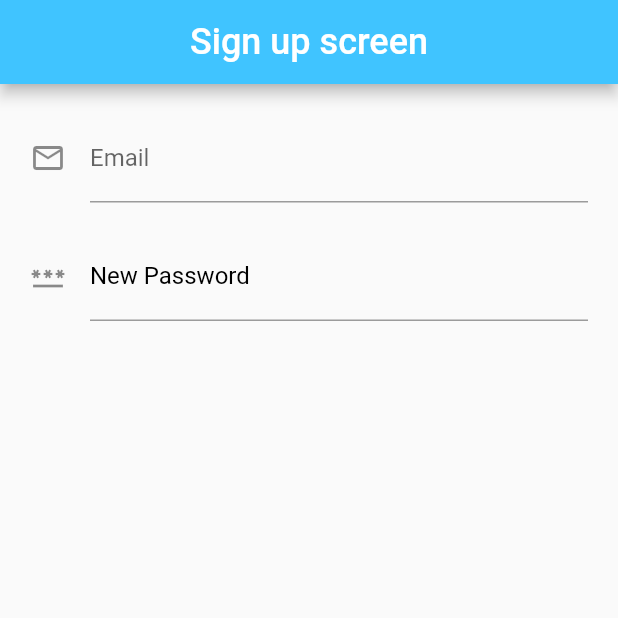
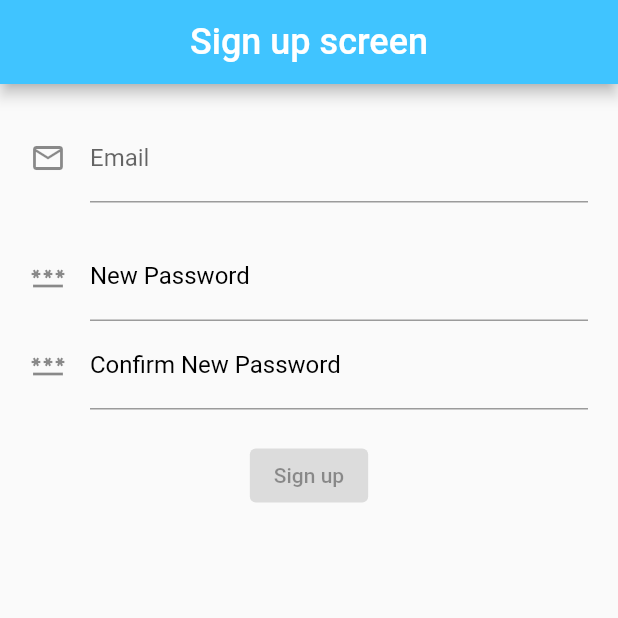
Before and after one commit to sahilsalaria811/signup, a Flutter app: the screen it shows after launch, on a phone screen of 412 x 824 dp, the top half of it. Run offline on Flutter 3.47's test engine with Material 2 defaults, Android fonts, the phone set to English and light mode, and no system bars.

Commit message:
Sahil new fields added

```diff
--- a/lib/main.dart
+++ b/lib/main.dart
@@ -1,4 +1,5 @@
 import 'package:flutter/cupertino.dart';
+import 'package:flutter/gestures.dart';
 import 'package:flutter/material.dart';
 import 'package:nee/main.dart';
 
@@ -44,30 +45,34 @@ class _SahilState extends State<Sahil> {
                   decoration: const InputDecoration(
                       icon: Icon(Icons.email_outlined),
                       hintText: 'Email Address',
-              labelText: 'Email'
+                      labelText: 'Email'),
+                ),
+                SizedBox(height: 20),
+                TextFormField(
+                  decoration: const InputDecoration(
+                      icon: Icon(Icons.password_outlined),
+                      hintText: 'New Password',
+                      labelText: 'New Password',
+                      labelStyle: TextStyle(color: Colors.black)),
+                ),
+                TextFormField(
+                  decoration: const InputDecoration(
+                      icon: Icon(Icons.password_outlined),
+                      hintText: 'Confirm New Password',
+                      labelText: 'Confirm New Password',
+                      labelStyle: TextStyle(
+                        color: Colors.black,
+                        fontSize: 16,
+                        fontWeight: FontWeight.w400,
+                      )),
+                ),
+                SizedBox(height: 20,),
+                ElevatedButton(onPressed: null, child: Text('Sign up'), style: ButtonStyle()),
+              ],
             ),
           ),
-     SizedBox(height:20),
-     TextFormField(
-       decoration: InputDecoration(
-         icon:Icon(Icons.password_outlined),
-         hintText: 'New Password',
-
-         labelText: 'New Password',
-         labelStyle: TextStyle(color: Colors.black)
         ),
-     )
-      ],
-
       ),
-
-    )
-    ,
-    )
-    ,
-    )
-    ,
-
     );
   }
 }
```
Lines whose indentation alone changed are shown as unchanged.
